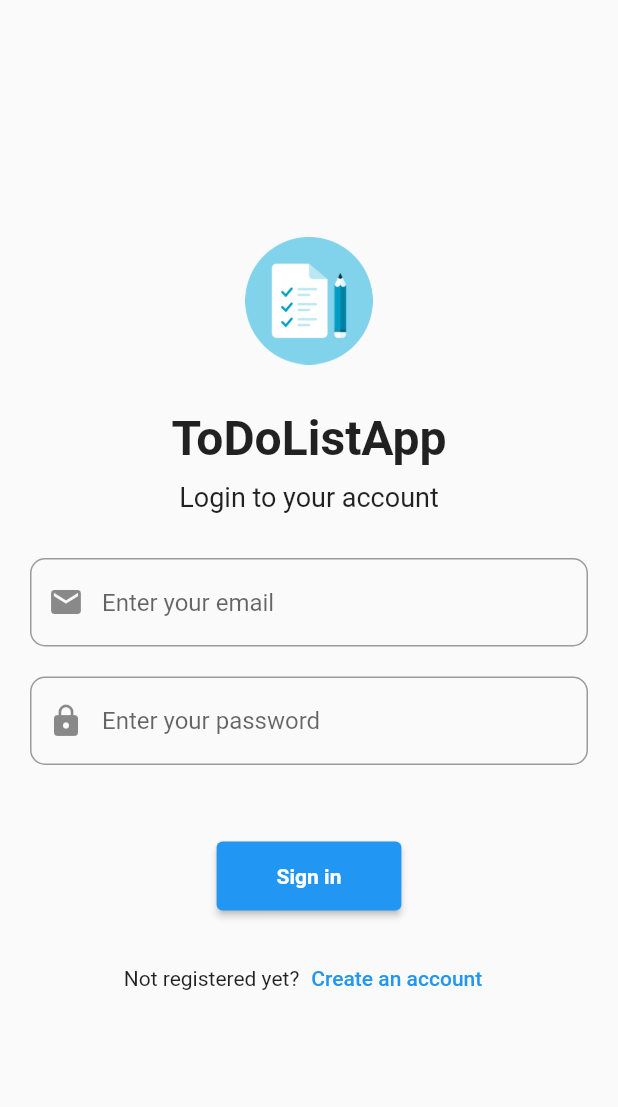
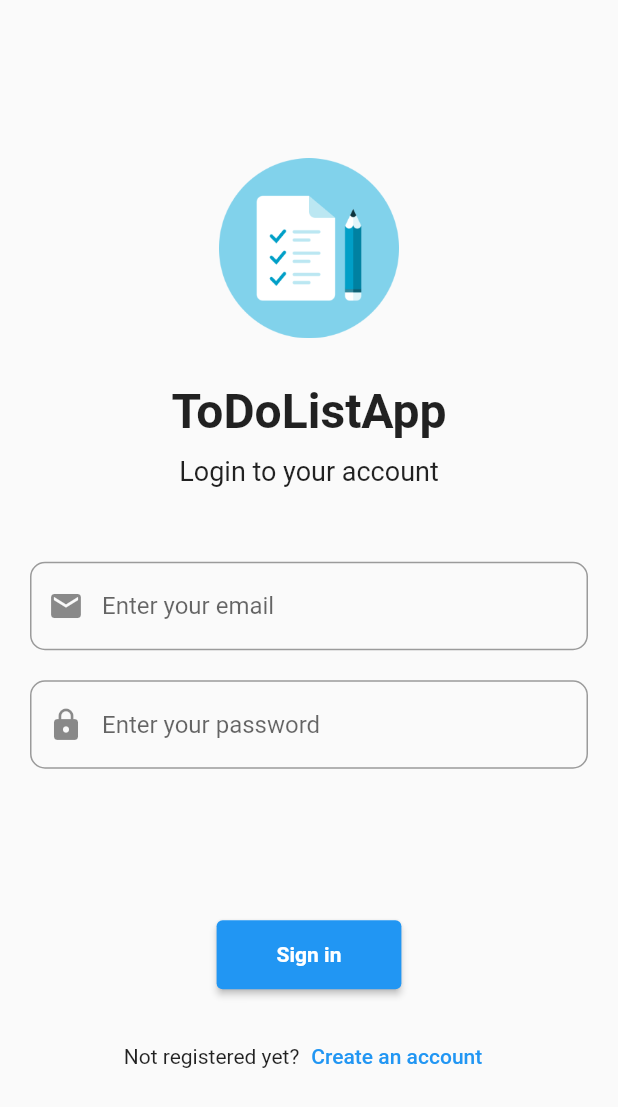
Before and after one commit to Maghfirraaa/ToDoListApp, a Flutter app: the screen it shows after launch, after a tap on "Sign in", on a phone screen of 412 x 824 dp. Shown: the top 1107 px of the screen. Run offline on Flutter 3.47's test engine with Material 2 defaults, Android fonts, the phone set to English and light mode, and no system bars; our stand-ins replace bottom_navy_bar, dio, email_validator, fluttertoast, hexcolor, rflutter_alert and 1 more; missing offline and left inert: shared_preferences_web; network calls fail.

Commit message:
UAS Mobile

```diff
--- a/lib/view/login.dart
+++ b/lib/view/login.dart
@@ -89,8 +89,8 @@ class _LoginPageState extends State<LoginPage> {
             ),
             Image.asset(
               'image/image.png',
-              width: 156,
-              height: 85,
+              width: 250,
+              height: 120,
             ),
             SizedBox(
               height: 30,
@@ -113,7 +113,7 @@ class _LoginPageState extends State<LoginPage> {
               ),
             ),
             const SizedBox(
-              height: 30,
+              height: 50,
             ),
             Form(
               key: _formKey,
@@ -167,7 +167,7 @@ class _LoginPageState extends State<LoginPage> {
                   //   controlAffinity: ListTileControlAffinity.leading,
                   // ),
                   const SizedBox(
-                    height: 50,
+                    height: 100,
                   ),
                   ElevatedButton(
                     onPressed: () {
--- a/lib/view/onboarding.dart
+++ b/lib/view/onboarding.dart
@@ -81,7 +81,7 @@ class _onboardingState extends State<onboarding> {
                 textAlign: TextAlign.center,
               ),
               SizedBox(
-                height: 60,
+                height: 100,
               ),
               Builder(
                 builder: (context) => RaisedButton(
```
Also changed, not shown: filejson/user.json (+12 -7 lines), lib/view/landing.dart (+33 -34 lines), lib/view/profile.dart (+30 -4 lines), lib/view/register.dart (+0 -45 lines), lib/view/todo_list.dart (+2 -7 lines).
